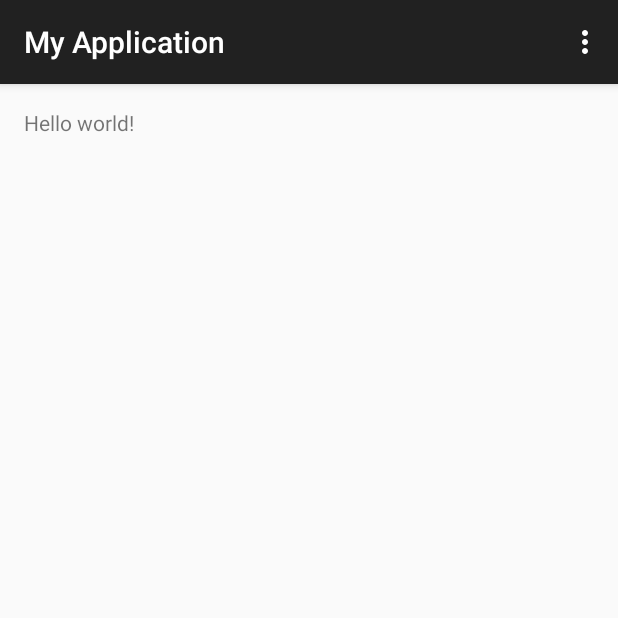
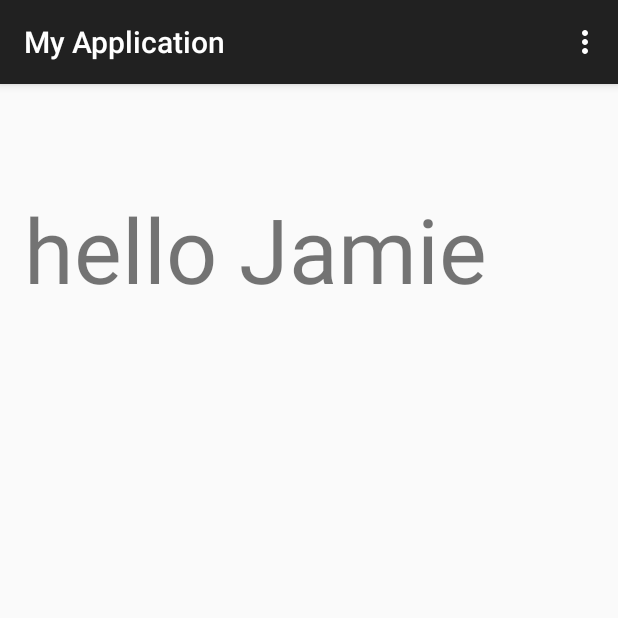
Before and after one commit to jamie1j/My_Application, an Android app: the screen it shows after launch (MainActivity), on a phone screen of 412 x 824 dp, the top half of it. Run offline under Robolectric (Android 15) with nearby library versions, the phone set to English and light mode, and no system bars.

Commit message:
Changed size and contents of text display.

```diff
--- a/app/src/main/res/layout/activity_main.xml
+++ b/app/src/main/res/layout/activity_main.xml
@@ -5,7 +5,21 @@
     android:paddingTop="@dimen/activity_vertical_margin"
     android:paddingBottom="@dimen/activity_vertical_margin" tools:context=".MainActivity">
 
-    <TextView android:text="@string/hello_world" android:layout_width="wrap_content"
-        android:layout_height="wrap_content" />
+    <TextView android:text="hello Jamie" android:layout_width="wrap_content"
+        android:layout_height="wrap_content"
+        android:id="@+id/textView"
+        android:layout_marginTop="53dp"
+        android:textSize="60dp"
+        android:layout_alignParentTop="true"
+        android:layout_alignParentLeft="true"
+        android:layout_alignParentStart="true" />
+
+    <ImageView
+        android:layout_width="wrap_content"
+        android:layout_height="wrap_content"
+        android:id="@+id/imageView"
+        android:layout_below="@+id/textView"
+        android:layout_toRightOf="@+id/textView"
+        android:layout_toEndOf="@+id/textView" />
 
 </RelativeLayout>
```
